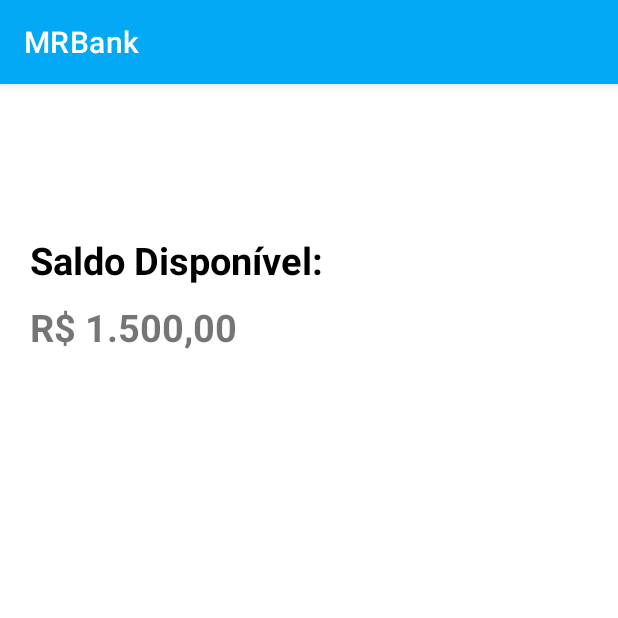
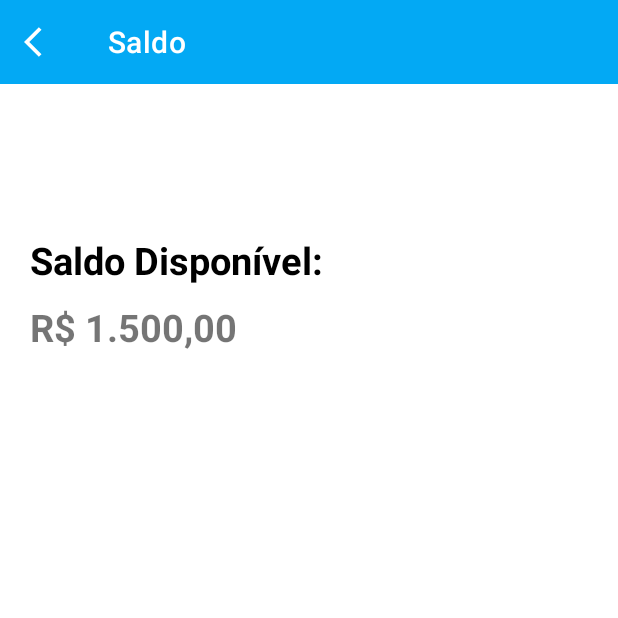
Before and after one commit to Kiel025/MR-Bank, an Android app: the SaldoActivity screen opened directly, with no data from a screen before it, on a phone screen of 412 x 824 dp, the top half of it. Run offline under Robolectric (Android 15) with nearby library versions, the phone set to English and light mode, and no system bars.

Commit message:
Back to main activity

```diff
--- a/app/src/main/java/com/kiel/mrbank/SaldoActivity.java
+++ b/app/src/main/java/com/kiel/mrbank/SaldoActivity.java
@@ -15,5 +15,11 @@ public class SaldoActivity extends AppCompatActivity {
         super.onCreate(savedInstanceState);
         binding = ActivitySaldoBinding.inflate(getLayoutInflater());
         setContentView(binding.getRoot());
+
+        getSupportActionBar().hide();
+
+        binding.toolbarSaldo.setNavigationOnClickListener(v -> {
+            finish();
+        });
     }
 }
--- /dev/null
+++ b/app/src/main/res/drawable/ic_back.xml
@@ -0,0 +1,5 @@
+<vector android:autoMirrored="true" android:height="24dp"
+    android:tint="@color/white" android:viewportHeight="24"
+    android:viewportWidth="24" android:width="24dp" xmlns:android="http://schemas.android.com/apk/res/android">
+    <path android:fillColor="@android:color/white" android:pathData="M11.67,3.87L9.9,2.1 0,12l9.9,9.9 1.77,-1.77L3.54,12z"/>
+</vector>
--- a/app/src/main/res/layout/activity_saldo.xml
+++ b/app/src/main/res/layout/activity_saldo.xml
@@ -1,28 +1,38 @@
 <?xml version="1.0" encoding="utf-8"?>
 <LinearLayout xmlns:android="http://schemas.android.com/apk/res/android"
+    xmlns:app="http://schemas.android.com/apk/res-auto"
     xmlns:tools="http://schemas.android.com/tools"
     android:layout_width="match_parent"
     android:layout_height="match_parent"
     android:orientation="vertical"
     tools:context=".SaldoActivity">
 
-    <TextView
-        android:layout_width="wrap_content"
+    <androidx.appcompat.widget.Toolbar
+        android:id="@+id/toolbarSaldo"
+        android:layout_width="match_parent"
         android:layout_height="wrap_content"
-        android:text="Saldo Disponível:"
-        android:layout_marginTop="100dp"
-        android:layout_marginStart="20dp"
-        android:textSize="25sp"
-        android:textColor="@color/black"
-        android:textStyle="bold"/>
+        android:background="@color/blue"
+        app:navigationIcon="@drawable/ic_back"
+        app:title="Saldo"
+        app:titleTextColor="@color/white" />
 
     <TextView
         android:layout_width="wrap_content"
         android:layout_height="wrap_content"
+        android:layout_marginStart="20dp"
+        android:layout_marginTop="100dp"
+        android:text="Saldo Disponível:"
+        android:textColor="@color/black"
+        android:textSize="25sp"
+        android:textStyle="bold" />
+
+    <TextView
+        android:layout_width="wrap_content"
+        android:layout_height="wrap_content"
+        android:layout_marginStart="20dp"
+        android:layout_marginTop="10dp"
         android:text="R$ 1.500,00"
-        android:layout_marginTop="10dp"
-        android:layout_marginStart="20dp"
         android:textSize="25sp"
-        android:textStyle="bold"/>
+        android:textStyle="bold" />
 
 </LinearLayout>
```
